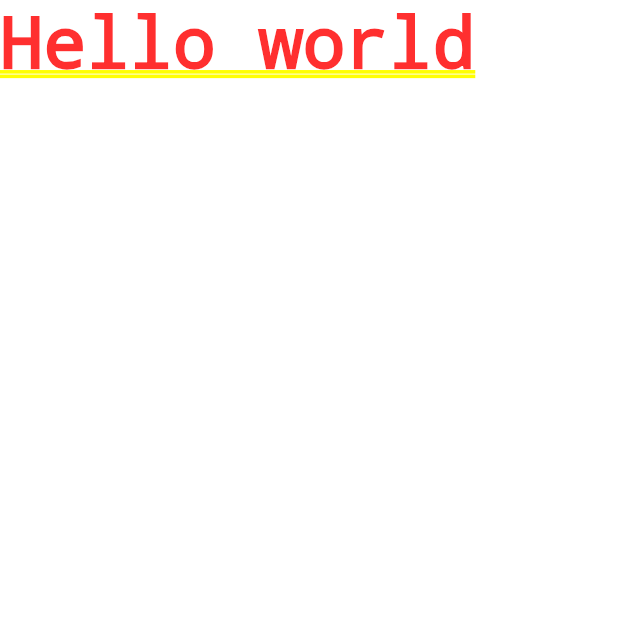
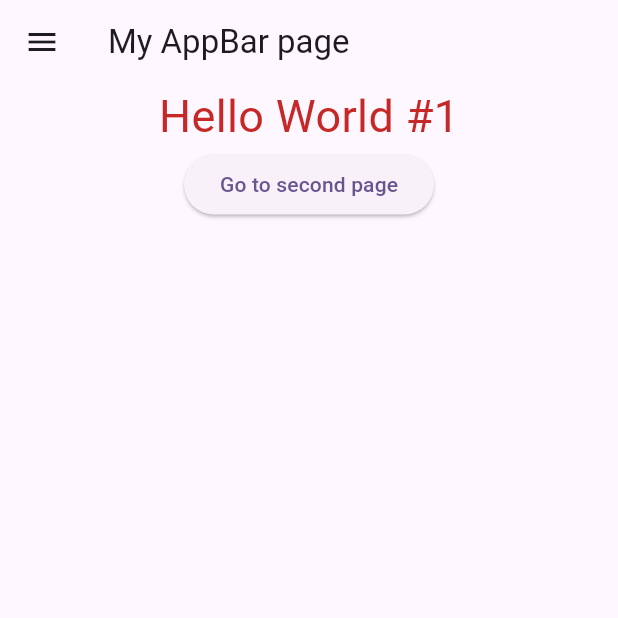
Before and after one commit to tkeatkaew/flutter_application_1, a Flutter app: the screen it shows after launch, on a phone screen of 412 x 824 dp, the top half of it. Run offline on Flutter 3.47's test engine with Material 3 defaults, Android fonts, the phone set to English and light mode, and no system bars.

Commit message:
2nd page added

```diff
--- a/lib/main.dart
+++ b/lib/main.dart
@@ -1,6 +1,6 @@
 import 'package:flutter/material.dart';
 
-import 'screen_myhomepage.dart';
+import 'screen/my_home_page.dart';
 
 void main() {
   runApp(const MyApp());
--- /dev/null
+++ b/lib/screen/my_home_page.dart
@@ -0,0 +1,37 @@
+import 'package:flutter/material.dart';
+import 'package:flutter_application_1/screen/my_second_page.dart';
+
+class MyHomePage extends StatelessWidget {
+  const MyHomePage({super.key, required String title});
+
+  @override
+  Widget build(BuildContext context) {
+    //return const Text("Hello world");
+    return Scaffold(
+      drawer: Drawer(
+        child: Text("My drawer"),
+      ),
+      appBar: AppBar(
+        title: const Text("My AppBar page"),
+      ),
+      body: Center(
+          child: Column(
+        children: [
+          Text("Hello World #1",
+              style: TextStyle(fontSize: 30, color: Colors.red.shade800)),
+          ElevatedButton(
+            onPressed: () {
+              Navigator.push(context,
+                  MaterialPageRoute(builder: (context) => MySecondPage()));
+            },
+            child: Text("Go to second page"),
+          )
+        ],
+      )
+
+          //Text("Hello World",style: TextStyle(fontSize: 30,color: Colors.red.shade800),),
+
+          ),
+    );
+  }
+}
--- a/lib/screen_myhomepage.dart
+++ /dev/null
@@ -1,11 +0,0 @@
-
-import 'package:flutter/material.dart';
-
-class MyHomePage extends StatelessWidget {
-  const MyHomePage({super.key, required String title});
-
-  @override
-  Widget build(BuildContext context) {
-    return const Text("Hello world");
-  }
-}
```
Also changed, not shown: lib/screen/my_second_page.dart (added, +29 -0 lines).
